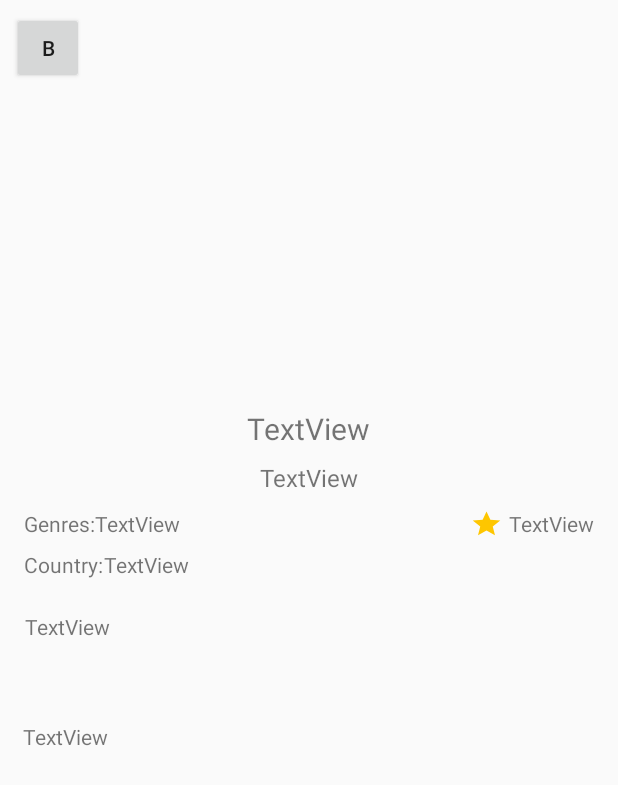
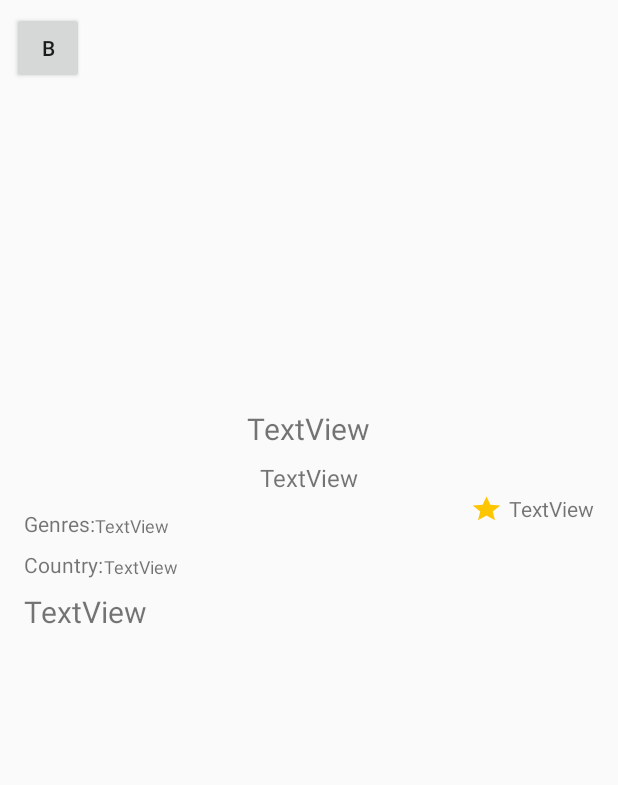
Before and after one commit to Enyoku/KinoCap, an Android app: the FilmInfo screen opened directly, with no data from a screen before it, on a phone screen of 412 x 824 dp. Shown: the top 785 px of the screen. Run offline under Robolectric (Android 15) with nearby library versions, the phone set to English and light mode, and no system bars; pictures from the network do not load; 2 statements that could not run were skipped.

Commit message:
fixed genre recView

```diff
--- a/app/src/main/java/com/example/kinocap/Api.kt
+++ b/app/src/main/java/com/example/kinocap/Api.kt
@@ -4,26 +4,31 @@ import retrofit2.Call
 import retrofit2.http.Body
 import retrofit2.http.GET
 import retrofit2.http.Headers
+import retrofit2.http.Path
 import retrofit2.http.Query
 
 interface Api {
-    @Headers("X-API-KEY: 0da2b04f-8117-4677-884a-8f2cc8ee1330")
+    @Headers("X-API-KEY: 0da2b04f-8117-4677-884a-8f2cc8ee1330", "Content-Type: application/json")
     @GET("/api/v2.2/films/premieres")
     fun getPremieres(@Query("year") year: Int, @Query("month") month: String):Call<Film>
 
     @Headers("X-API-KEY: 0da2b04f-8117-4677-884a-8f2cc8ee1330", "Content-Type: application/json")
     @GET("/api/v2.2/films/")
-    fun getFilm(@Query("id") id: Int):Call<Film>
+    fun getFilm(@Query("id") id: Int):Call<film_day_info>
 
     @Headers("X-API-KEY: 0da2b04f-8117-4677-884a-8f2cc8ee1330", "Content-Type: application/json")
     @GET("/api/v2.1/films/search-by-keyword")
     fun getFilmByKeyword(@Query("keyword") keyword: String):Call<film_keyword>
 
-    @Headers("X-API-KEY: 0da2b04f-8117-4677-884a-8f2cc8ee1330")
+    @Headers("X-API-KEY: 0da2b04f-8117-4677-884a-8f2cc8ee1330", "Content-Type: application/json")
     @GET("/api/v2.2/films/top")
-    fun getTop250Films(@Query("type") type: String = "TOP_250_BEST_FILMS",
-                       @Query("page") page: Int = 4):Call<Film>
+    fun getTop250Films(@Query("page") page: Int = 4):Call<FilmTop>
 
-    @Headers("X-API-KEY: 0da2b04f-8117-4677-884a-8f2cc8ee1330")
-    fun getFilmListByGenre(@Query("genres") genres: Int):Call<Film>
+    @Headers("X-API-KEY: 0da2b04f-8117-4677-884a-8f2cc8ee1330", "Content-Type: application/json")
+    @GET("/api/v2.2/films")
+    fun getFilmListByGenre(@Query("genres") genres: ArrayList<Int>):Call<Film>
+
+    @Headers("X-API-KEY: 0da2b04f-8117-4677-884a-8f2cc8ee1330", "Content-Type: application/json")
+    @GET("/api/v2.2/films/{id}")
+    fun getFilmById(@Path("id") id: Int):Call<film_day_info>
 }
--- a/app/src/main/java/com/example/kinocap/Genre.kt
+++ b/app/src/main/java/com/example/kinocap/Genre.kt
@@ -3,7 +3,7 @@ package com.example.kinocap
 import android.view.View
 
 data class Genre(val id: Int, val title: String, val image_id: Int)
-class Genres(val root : View)  {
+class Genres_category(val root : View)  {
     val list = arrayListOf(Genre(1, "${root.context.getString(R.string.anime)}", R.drawable.anime_genre),
         Genre(2, "${root.context.getString(R.string.action)}", R.drawable.action_genre),
         Genre(3, "${root.context.getString(R.string.war)}", R.drawable.war_genre),
--- a/app/src/main/java/com/example/kinocap/ui/filmsList/ListFilmsByGenreActivity.kt
+++ b/app/src/main/java/com/example/kinocap/ui/filmsList/ListFilmsByGenreActivity.kt
@@ -25,7 +25,7 @@ class ListFilmsByGenreActivity : AppCompatActivity() {
 
         val films = MyRetrofit().getRetrofit()
         val api_ret = films.create(Api::class.java)
-        val films_call: retrofit2.Call<Film> = api_ret.getFilm(2)
+        val films_call: retrofit2.Call<Film> = api_ret.getFilmListByGenre(arrayListOf(2))
         films_call.enqueue(object : retrofit2.Callback<Film> {
             override fun onResponse(call: Call<Film>, response: Response<Film>) {
                 if (response.isSuccessful){
--- a/app/src/main/res/layout/activity_film_info.xml
+++ b/app/src/main/res/layout/activity_film_info.xml
@@ -44,25 +44,17 @@
         android:layout_height="wrap_content"
         android:layout_marginTop="8dp"
         android:text="Country:"
-        app:layout_constraintStart_toStartOf="@+id/genreTextInfo"
+        app:layout_constraintEnd_toEndOf="parent"
+        app:layout_constraintHorizontal_bias="0.044"
+        app:layout_constraintStart_toStartOf="parent"
         app:layout_constraintTop_toBottomOf="@+id/genreTextInfo" />
-
-    <TextView
-        android:id="@+id/filmDescription"
-        android:layout_width="380dp"
-        android:layout_height="50dp"
-        android:layout_marginTop="144dp"
-        android:text="TextView"
-        app:layout_constraintEnd_toEndOf="parent"
-        app:layout_constraintHorizontal_bias="0.516"
-        app:layout_constraintStart_toStartOf="parent"
-        app:layout_constraintTop_toBottomOf="@+id/filmImg" />
 
     <TextView
         android:id="@+id/filmTitleRu"
         android:layout_width="wrap_content"
         android:layout_height="wrap_content"
         android:layout_marginTop="8dp"
+        android:gravity="center"
         android:text="TextView"
         android:textSize="20sp"
         app:layout_constraintEnd_toEndOf="@+id/filmImg"
@@ -74,6 +66,7 @@
         android:layout_width="wrap_content"
         android:layout_height="wrap_content"
         android:text="TextView"
+        android:textSize="12sp"
         app:layout_constraintBottom_toBottomOf="@+id/genreTextInfo"
         app:layout_constraintStart_toEndOf="@+id/genreTextInfo"
         app:layout_constraintTop_toTopOf="@+id/genreTextInfo"
@@ -84,6 +77,7 @@
         android:layout_width="wrap_content"
         android:layout_height="wrap_content"
         android:text="TextView"
+        android:textSize="12sp"
         app:layout_constraintBottom_toBottomOf="@+id/countryTextInfo"
         app:layout_constraintStart_toEndOf="@+id/countryTextInfo"
         app:layout_constraintTop_toTopOf="@+id/countryTextInfo"
@@ -102,16 +96,21 @@
         app:layout_constraintTop_toBottomOf="@+id/filmTitleRu" />
 
     <TextView
-        android:id="@+id/filmsDescriptionShort"
+        android:id="@+id/filmsDescription"
         android:layout_width="380dp"
-        android:layout_height="250dp"
+        android:layout_height="330dp"
+        android:layout_marginStart="16dp"
+        android:layout_marginTop="8dp"
+        android:layout_marginEnd="16dp"
+        android:layout_marginBottom="8dp"
         android:text="TextView"
+        android:textSize="20sp"
         app:layout_constraintBottom_toBottomOf="parent"
         app:layout_constraintEnd_toEndOf="parent"
         app:layout_constraintHorizontal_bias="0.483"
         app:layout_constraintStart_toStartOf="parent"
-        app:layout_constraintTop_toBottomOf="@+id/filmDescription"
-        app:layout_constraintVertical_bias="0.2" />
+        app:layout_constraintTop_toBottomOf="@+id/filmCountry"
+        app:layout_constraintVertical_bias="0.0" />
 
     <Button
         android:id="@+id/goBackButton"
@@ -128,12 +127,10 @@
         android:layout_width="wrap_content"
         android:layout_height="wrap_content"
         android:layout_marginEnd="4dp"
-        app:layout_constraintBottom_toTopOf="@+id/filmDescription"
         app:layout_constraintEnd_toStartOf="@+id/filmRating"
         app:layout_constraintHorizontal_bias="1.0"
         app:layout_constraintStart_toEndOf="@+id/filmGenreInfo"
         app:layout_constraintTop_toBottomOf="@+id/filmTitleEn"
-        app:layout_constraintVertical_bias="0.169"
         app:srcCompat="@drawable/star" />
 
 </androidx.constraintlayout.widget.ConstraintLayout>
--- a/app/src/main/res/values/strings.xml
+++ b/app/src/main/res/values/strings.xml
@@ -9,6 +9,8 @@
     <string name="premiere">Premiere</string>
     <string name="top_250_films">Top 250 films</string>
     <string name="choose_a_genre">Choose a genre</string>
+    <string name="genres">Genres</string>
+    <string name="country">Country</string>
     <string name="anime">Anime</string>
     <string name="action">Action</string>
     <string name="war">War Films</string>
```
Also changed, not shown: app/src/main/java/com/example/kinocap/Film.kt (+51 -14 lines), app/src/main/java/com/example/kinocap/FilmInfo.kt (+49 -0 lines), app/src/main/java/com/example/kinocap/ui/category/CategoryFragment.kt (+2 -5 lines), app/src/main/java/com/example/kinocap/ui/filmsList/ListFilmsGenreAdapter.kt (+9 -6 lines), app/src/main/java/com/example/kinocap/ui/home/HomeFragment.kt (+41 -12 lines), app/src/main/java/com/example/kinocap/ui/home/PremierFilmsAdapter.kt (+6 -8 lines), app/src/main/java/com/example/kinocap/ui/home/TopFilmsAdapter.kt (+8 -9 lines).
